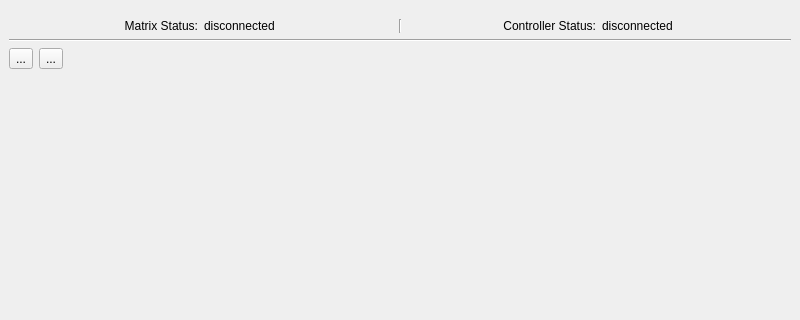
Qt form src/qt/design-files/MainWindow.ui (CountRucula/matrix-app) before a commit; both pictures show x 0 to 800 and y 0 to 320 of the 800 by 480 pixel window.
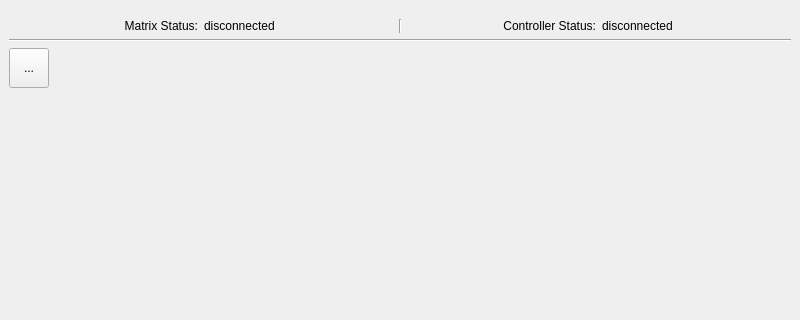
The same form after that commit.

```diff
--- a/src/qt/design-files/MainWindow.ui
+++ b/src/qt/design-files/MainWindow.ui
@@ -100,6 +100,22 @@
       </property>
      </widget>
     </item>
+    <item>
+     <widget class="QToolButton" name="btn_sidebar">
+      <property name="minimumSize">
+       <size>
+        <width>40</width>
+        <height>40</height>
+       </size>
+      </property>
+      <property name="autoFillBackground">
+       <bool>false</bool>
+      </property>
+      <property name="text">
+       <string>...</string>
+      </property>
+     </widget>
+    </item>
     <item>
      <spacer name="verticalSpacer">
       <property name="orientation">
@@ -117,53 +133,14 @@
      </spacer>
     </item>
     <item>
-     <layout class="QHBoxLayout" name="title_layout">
-      <property name="sizeConstraint">
-       <enum>QLayout::SizeConstraint::SetDefaultConstraint</enum>
+     <widget class="QStackedWidget" name="stack">
+      <property name="sizePolicy">
+       <sizepolicy hsizetype="Expanding" vsizetype="Preferred">
+        <horstretch>1</horstretch>
+        <verstretch>0</verstretch>
+       </sizepolicy>
       </property>
-      <property name="topMargin">
-       <number>0</number>
-      </property>
-      <property name="bottomMargin">
-       <number>0</number>
-      </property>
-      <item>
-       <widget class="QToolButton" name="btn_sidebar">
-        <property name="autoFillBackground">
-         <bool>false</bool>
-        </property>
-        <property name="text">
-         <string>...</string>
-        </property>
-       </widget>
-      </item>
-      <item>
-       <widget class="QToolButton" name="btn_close">
-        <property name="autoFillBackground">
-         <bool>false</bool>
-        </property>
-        <property name="text">
-         <string>...</string>
-        </property>
-       </widget>
-      </item>
-      <item>
-       <spacer name="horizontalSpacer">
-        <property name="orientation">
-         <enum>Qt::Orientation::Horizontal</enum>
-        </property>
-        <property name="sizeHint" stdset="0">
-         <size>
-          <width>40</width>
-          <height>20</height>
-         </size>
-        </property>
-       </spacer>
-      </item>
-     </layout>
-    </item>
-    <item>
-     <widget class="QStackedWidget" name="stack"/>
+     </widget>
     </item>
     <item>
      <widget class="Line" name="line">
```
